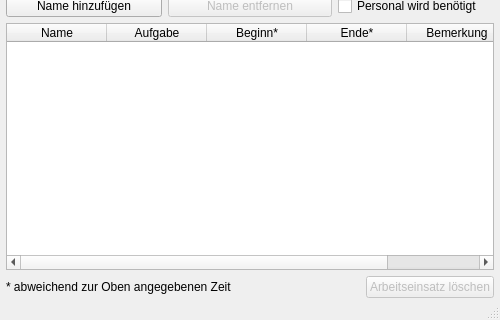
The window that Programm/activitywindow.ui (philjosch/Einsatzplaner) describes before a commit, drawn with Qt 5; both pictures show x 0 to 500 and y 180 to 500 of the 500 by 500 pixel window.
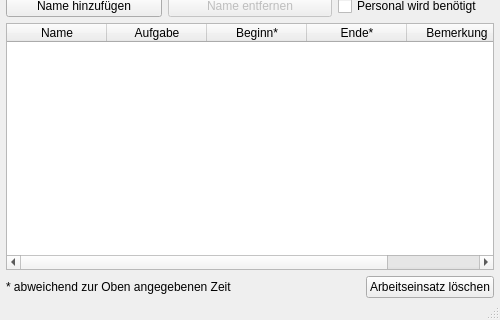
The same window after the commit.

Commit message:
Löschen von Aktivitäten direkt aus dem Fenster
#65 fertiggestellt

Closes #65

What changed in the file:
```diff
--- a/Programm/activitywindow.ui
+++ b/Programm/activitywindow.ui
@@ -20,7 +20,7 @@
    <string>MainWindow</string>
   </property>
   <widget class="QWidget" name="centralwidget">
-   <layout class="QGridLayout" name="gridLayout" rowstretch="0,0,0,0,0,0,0,1,0,0" columnstretch="0,0,0,0,1" columnminimumwidth="50,100,70,80,0">
+   <layout class="QGridLayout" name="gridLayout" rowstretch="0,0,0,0,0,0,0,1,0" columnstretch="0,0,0,0,1" columnminimumwidth="50,100,70,80,0">
     <property name="leftMargin">
      <number>6</number>
     </property>
@@ -255,9 +255,6 @@
       </item>
       <item row="0" column="2">
        <widget class="QPushButton" name="buttonDelete">
-        <property name="enabled">
-         <bool>false</bool>
-        </property>
         <property name="text">
          <string>Arbeitseinsatz löschen</string>
         </property>
```
Left out of the diff: 3 changed lines with no effect on the pictures. The commit also changes 6 other files.
